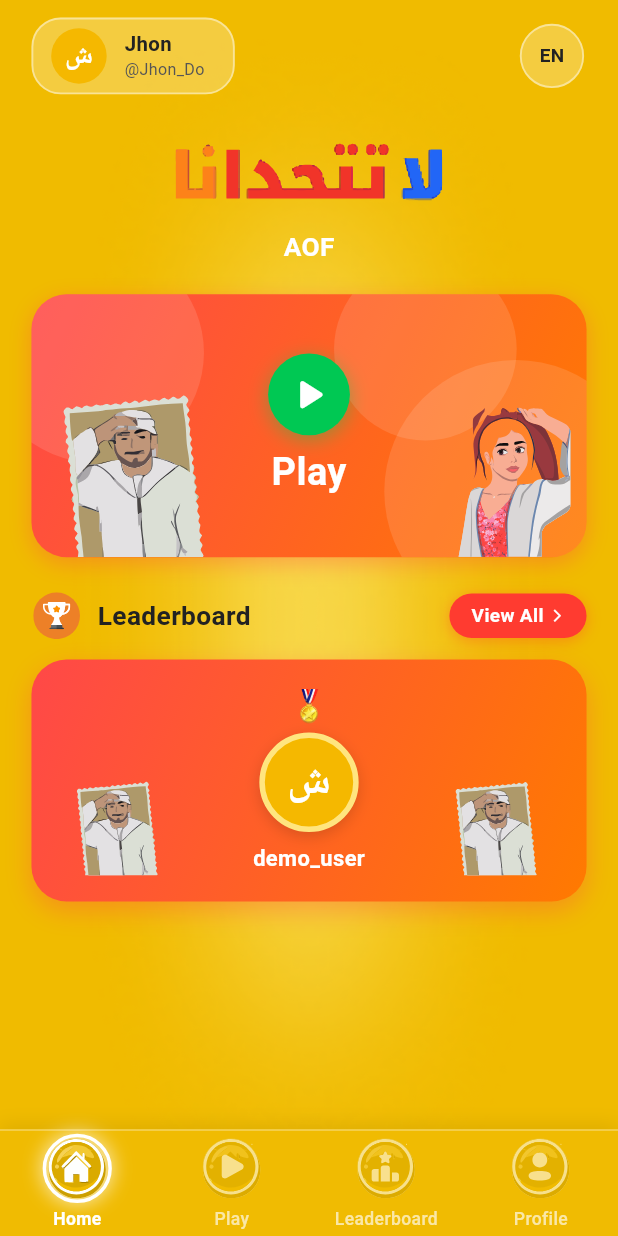
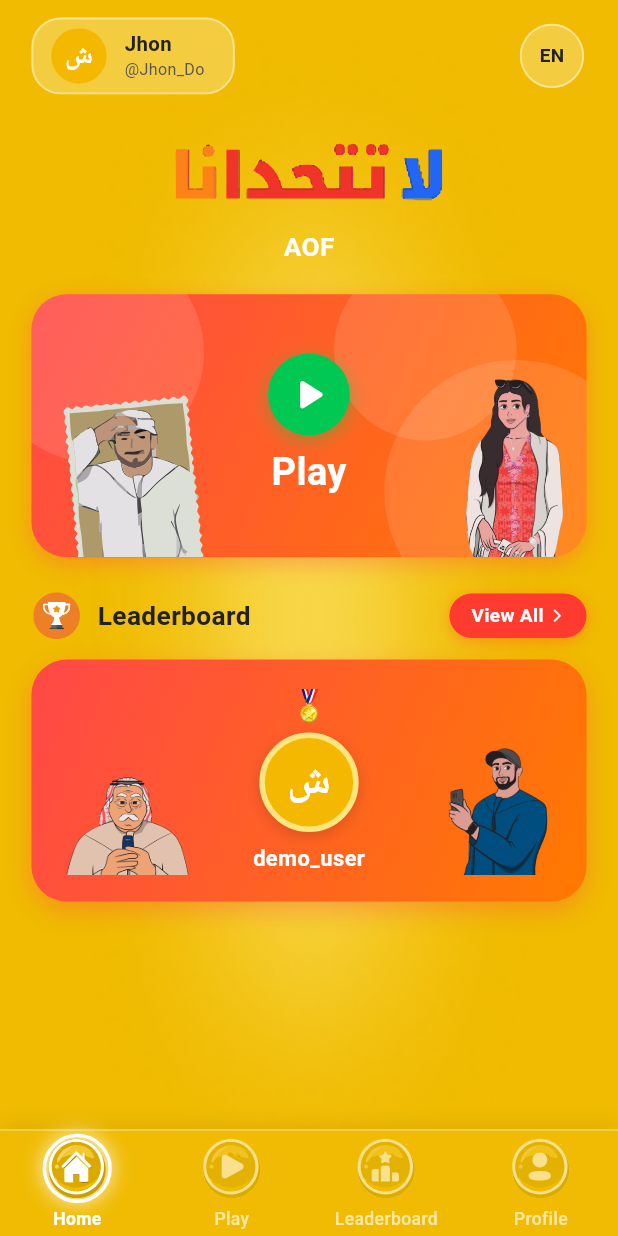
Before and after one commit to sesakilhossen302/jawaher865-game, a Flutter app: the MainScreen screen opened by its route, on a phone screen of 412 x 824 dp. Run offline on Flutter 3.47's test engine with Material 3 defaults, Android fonts, the phone set to English and light mode, and no system bars; our stand-ins replace cached_network_image, flutter_screenutil, flutter_spinkit, flutter_svg, fluttertoast, get and 2 more; accounts and stored records are empty; network calls fail; Roboto replaces fonts that are missing (Segoe UI).

Commit message:
feat(home): add character illustrations to play card and leaderboard winner card

```diff
--- a/lib/Utils/AppImg/app_img.dart
+++ b/lib/Utils/AppImg/app_img.dart
@@ -8,6 +8,11 @@ class AppImg {
   static const String routeitBackground = '$basePath/routeit-Background-image .png';
   static const String middleMedalImg = '$basePath/Middle-img🏅.png';
 
+  // Home Screen Character Avatars
+  static const String leaderboardLeftElderlyImg = '$basePath/7-Photoroom 2.png';
+  static const String leaderboardRightYoungManImg = '$basePath/2-Photoroom 1.png';
+  static const String playRightFemaleImg = '$basePath/9-Photoroom 1.png';
+
   // Category Images
   static const String aiImg = '$basePath/AI-img.png';
   static const String flagsImg = '$basePath/Flags-img.png';
--- a/lib/View/Screen/HomeScreen/home_screen.dart
+++ b/lib/View/Screen/HomeScreen/home_screen.dart
@@ -3,6 +3,7 @@ import 'package:flutter_screenutil/flutter_screenutil.dart';
 import 'package:flutter_svg/flutter_svg.dart';
 import 'package:get/get.dart';
 import '../../../Utils/AppIcons/app_icons.dart';
+import '../../../Utils/AppImg/app_img.dart';
 import '../../../Utils/StaticString/static_string.dart';
 import '../../Widget/CustomPlayCard/custom_play_card.dart';
 import '../../Widget/LeaderboardCard/leaderboard_card.dart';
@@ -160,7 +161,7 @@ class HomeScreen extends GetView<HomeController> {
             title: StaticString.play.tr,
             onTap: controller.onPlayTap,
             leftSvgPath: AppIcons.singleMaleImg,
-            rightSvgPath: AppIcons.singleFemaleImg,
+            rightImagePath: AppImg.playRightFemaleImg,
           ),
 
           SizedBox(height: 24.h),
@@ -246,6 +247,8 @@ class HomeScreen extends GetView<HomeController> {
             username: 'demo_user',
             score: '0',
             avatarText: 'ش',
+            leftImagePath: AppImg.leaderboardLeftElderlyImg,
+            rightImagePath: AppImg.leaderboardRightYoungManImg,
             onTap: controller.onViewAllLeaderboardTap,
           ),
 
--- a/lib/View/Widget/CustomPlayCard/custom_play_card.dart
+++ b/lib/View/Widget/CustomPlayCard/custom_play_card.dart
@@ -2,12 +2,15 @@ import 'package:flutter/material.dart';
 import 'package:flutter_screenutil/flutter_screenutil.dart';
 import 'package:flutter_svg/flutter_svg.dart';
 import '../../../Utils/AppIcons/app_icons.dart';
+import '../../../Utils/AppImg/app_img.dart';
 
 class CustomPlayCard extends StatelessWidget {
   final String title;
   final VoidCallback onTap;
   final String? leftSvgPath;
   final String? rightSvgPath;
+  final String? leftImagePath;
+  final String? rightImagePath;
   final double? height;
   final double? width;
   final List<Color>? gradientColors;
@@ -19,6 +22,8 @@ class CustomPlayCard extends StatelessWidget {
     required this.onTap,
     this.leftSvgPath,
     this.rightSvgPath,
+    this.leftImagePath,
+    this.rightImagePath,
     this.height,
     this.width,
     this.gradientColors,
@@ -111,31 +116,26 @@ class CustomPlayCard extends StatelessWidget {
             // 2. FOREGROUND ILLUSTRATIONS & PLAY BUTTON
             // ============================================
 
-            // Left Character SVG
+            // Left Character (Male)
             Positioned(
               left: 5.w,
               bottom: 0,
-              child: SvgPicture.asset(
-                leftSvgPath ?? AppIcons.singleMaleImg,
+              child: _buildCharacter(
+                imagePath: leftImagePath,
+                svgPath: leftSvgPath ?? AppIcons.singleMaleImg,
                 height: 130.h,
-                fit: BoxFit.contain,
-                errorBuilder: (context, error, stackTrace) {
-                  return const SizedBox();
-                },
               ),
             ),
 
-            // Right Character SVG
+            // Right Character (Female - 9-Photoroom 1.png)
             Positioned(
-              right: 10.w,
+              right: 6.w,
               bottom: 0,
-              child: SvgPicture.asset(
-                rightSvgPath ?? AppIcons.singleFemaleImg,
-                height: 130.h,
-                fit: BoxFit.contain,
-                errorBuilder: (context, error, stackTrace) {
-                  return const SizedBox();
-                },
+              child: _buildCharacter(
+                imagePath: rightImagePath ??
+                    (rightSvgPath == null ? AppImg.playRightFemaleImg : null),
+                svgPath: rightSvgPath,
+                height: 140.h,
               ),
             ),
 
@@ -182,4 +182,28 @@ class CustomPlayCard extends StatelessWidget {
       ),
     );
   }
+
+  Widget _buildCharacter({
+    String? imagePath,
+    String? svgPath,
+    required double height,
+  }) {
+    if (imagePath != null && imagePath.isNotEmpty) {
+      return Image.asset(
+        imagePath,
+        height: height,
+        fit: BoxFit.contain,
+        errorBuilder: (context, error, stackTrace) => const SizedBox(),
+      );
+    }
+    if (svgPath != null && svgPath.isNotEmpty) {
+      return SvgPicture.asset(
+        svgPath,
+        height: height,
+        fit: BoxFit.contain,
+        errorBuilder: (context, error, stackTrace) => const SizedBox(),
+      );
+    }
+    return const SizedBox();
+  }
 }
--- a/lib/View/Widget/LeaderboardCard/leaderboard_card.dart
+++ b/lib/View/Widget/LeaderboardCard/leaderboard_card.dart
@@ -1,7 +1,6 @@
 import 'package:flutter/material.dart';
 import 'package:flutter_screenutil/flutter_screenutil.dart';
 import 'package:flutter_svg/flutter_svg.dart';
-import '../../../Utils/AppIcons/app_icons.dart';
 import '../../../Utils/AppImg/app_img.dart';
 
 class LeaderboardWinnerCard extends StatelessWidget {
@@ -9,6 +8,8 @@ class LeaderboardWinnerCard extends StatelessWidget {
   final String score;
   final String avatarText;
   final String? avatarImagePath;
+  final String? leftImagePath;
+  final String? rightImagePath;
   final VoidCallback? onTap;
 
   const LeaderboardWinnerCard({
@@ -17,6 +18,8 @@ class LeaderboardWinnerCard extends StatelessWidget {
     this.score = '0',
     this.avatarText = 'ش',
     this.avatarImagePath,
+    this.leftImagePath,
+    this.rightImagePath,
     this.onTap,
   });
 
@@ -50,25 +53,25 @@ class LeaderboardWinnerCard extends StatelessWidget {
         ),
         child: Stack(
           children: [
-            // Left Character Illustration
+            // Left Character Illustration (Elderly Man with Phone - 7-Photoroom 2.png)
             Positioned(
-              left: 4.w,
+              left: 2.w,
               bottom: 0,
-              child: SvgPicture.asset(
-                AppIcons.singleMaleImg,
-                height: 75.h,
+              child: Image.asset(
+                leftImagePath ?? AppImg.leaderboardLeftElderlyImg,
+                height: 84.h,
                 fit: BoxFit.contain,
                 errorBuilder: (context, error, stackTrace) => const SizedBox(),
               ),
             ),
 
-            // Right Character Illustration
+            // Right Character Illustration (Young Man in Blue with Phone - 2-Photoroom 1.png)
             Positioned(
-              right: 4.w,
+              right: 2.w,
               bottom: 0,
-              child: SvgPicture.asset(
-                AppIcons.blueTeamImg,
-                height: 75.h,
+              child: Image.asset(
+                rightImagePath ?? AppImg.leaderboardRightYoungManImg,
+                height: 96.h,
                 fit: BoxFit.contain,
                 errorBuilder: (context, error, stackTrace) => const SizedBox(),
               ),
```
Also changed, not shown: assets/images/2-Photoroom 1.png (added), assets/images/7-Photoroom 2.png (added), assets/images/9-Photoroom 1.png (added).
